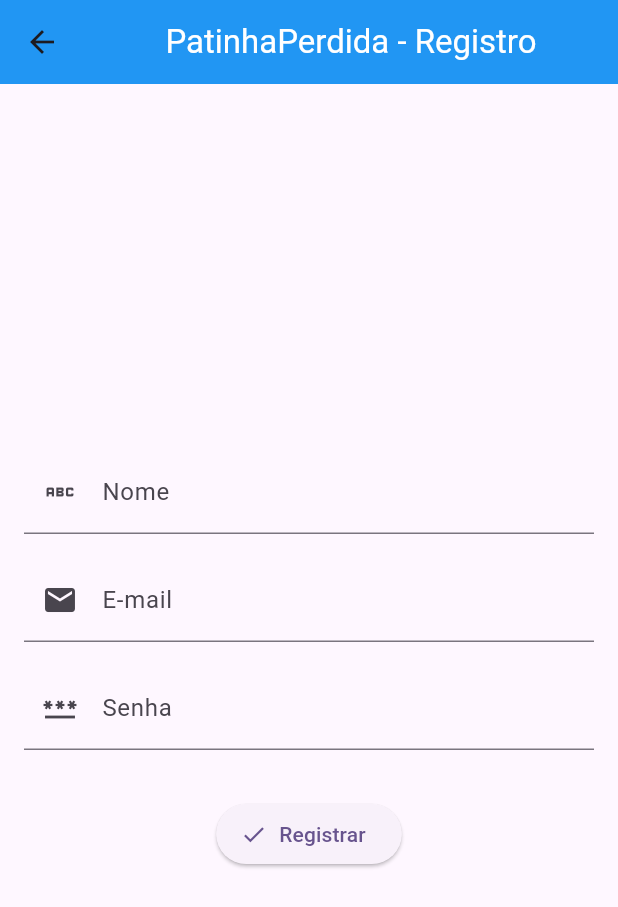
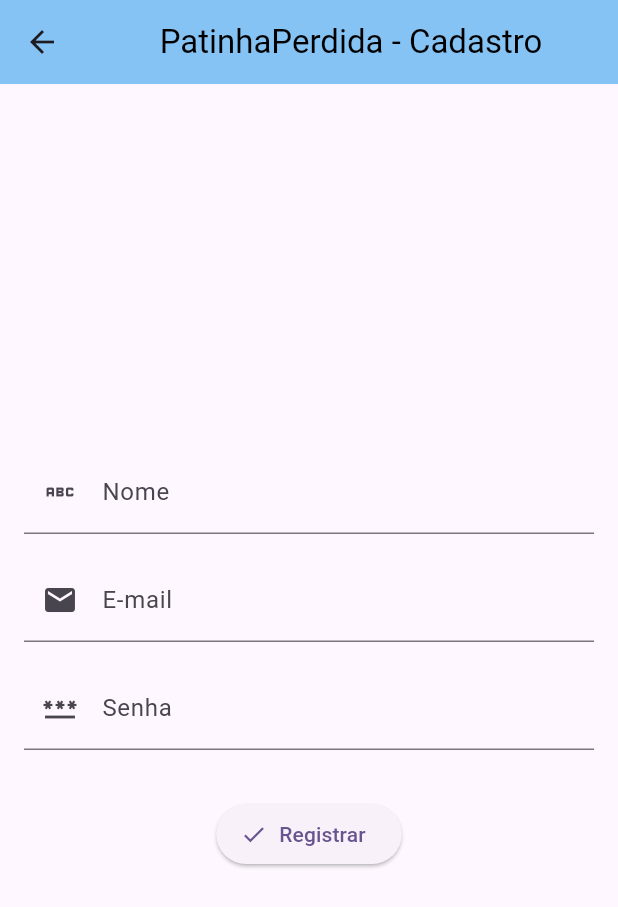
Before and after one commit to EduardoCarvalho01/PatinhaPerdida, a Flutter app: the LoginPage screen opened directly, after a tap on "Criar conta", on a phone screen of 412 x 824 dp. Shown: the top 907 px of the screen. Run offline on Flutter 3.47's test engine with Material 3 defaults, Android fonts, the phone set to English and light mode, and no system bars; our stand-ins replace cloud_firestore, firebase_auth, firebase_core, firebase_storage, geocoding, geolocator and 2 more; accounts and stored records are empty.

Commit message:
atualizando cores

```diff
--- a/lib/screens/loginPage.dart
+++ b/lib/screens/loginPage.dart
@@ -1,6 +1,5 @@
 import 'package:flutter/material.dart';
 import 'package:firebase_auth/firebase_auth.dart';
-import 'package:patinhaperdida/screens/homePage.dart';
 import 'FeedPage.dart';
 import 'registerPage.dart';
 
@@ -61,13 +60,10 @@ class _LoginPageState extends State<LoginPage> {
         title: const Center(
           child: Text(
             'PatinhaPerdida - Login',
-            style: TextStyle(
-                color: Colors
-                    .white), // Adicione esta linha para definir a cor do texto
+            style: TextStyle(color: Colors.black),
           ),
         ),
-        backgroundColor: Colors
-            .blue, // Adicione esta linha para definir a cor do fundo do AppBar
+        backgroundColor: Color.fromARGB(255, 134, 195, 245),
       ),
       backgroundColor: Colors.lightGreen[100],
       body: Padding(
--- a/lib/screens/registerPage.dart
+++ b/lib/screens/registerPage.dart
@@ -67,14 +67,11 @@ class _RegisterPageState extends State<RegisterPage> {
       appBar: AppBar(
         title: const Center(
           child: Text(
-            'PatinhaPerdida - Registro',
-            style: TextStyle(
-                color: Colors
-                    .white), // Adicione esta linha para definir a cor do texto
+            'PatinhaPerdida - Cadastro',
+            style: TextStyle(color: Colors.black),
           ),
         ),
-        backgroundColor: Colors
-            .blue, // Adicione esta linha para definir a cor do fundo do AppBar
+        backgroundColor: Color.fromARGB(255, 134, 195, 245),
       ),
       body: Padding(
         padding: const EdgeInsets.all(16.0),
```
Also changed, not shown: lib/screens/cadastroPostPage.dart (+3 -7 lines), lib/screens/detalhesPostPage.dart (+7 -1 lines), lib/screens/feedPage.dart (+4 -6 lines).
